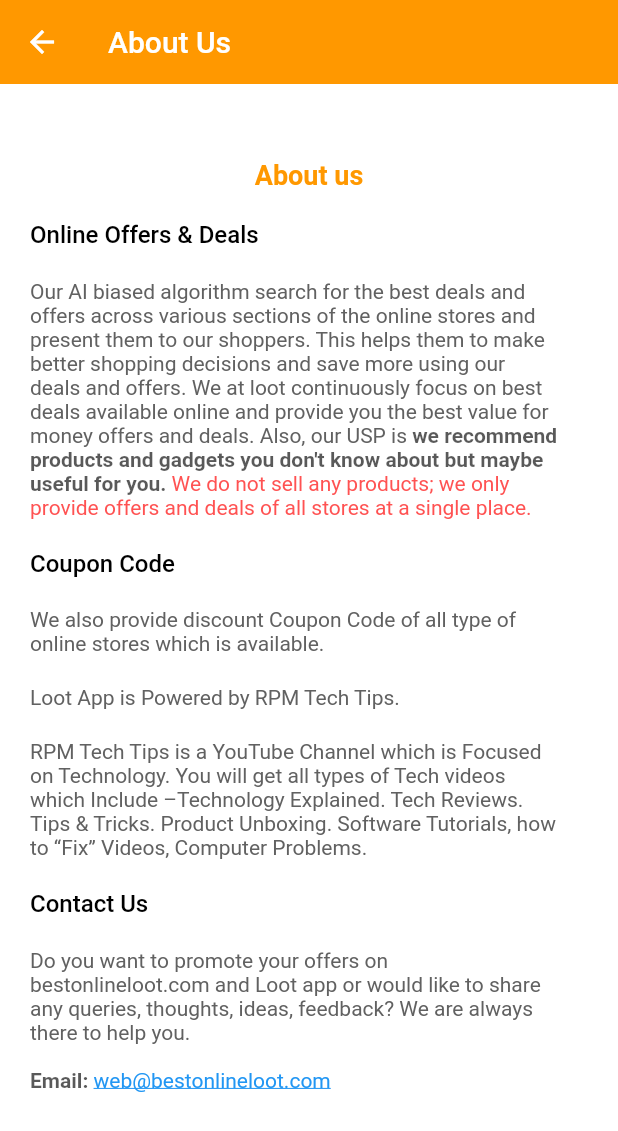
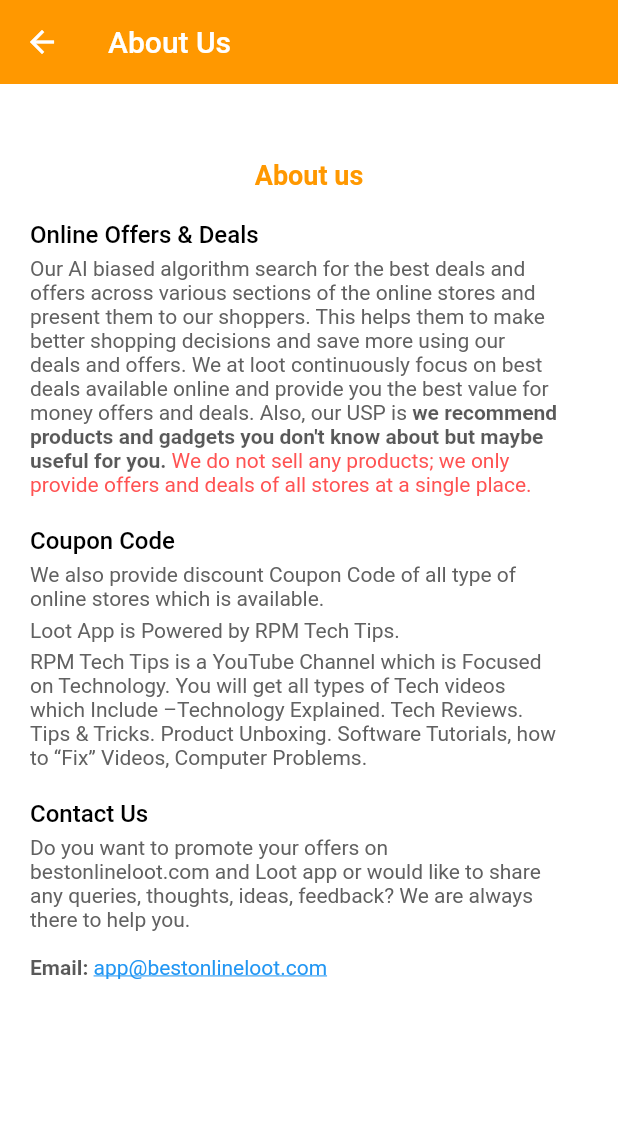
Before and after one commit to SyedBaqar14/Loot-Deals-And-Offers, a Flutter app: the screen it shows after launch, in the side drawer, after a tap on "About Us", on a phone screen of 412 x 824 dp. Shown: the top 1131 px of the screen. Run offline on Flutter 3.47's test engine with Material 2 defaults, Android fonts, the phone set to English and light mode, and no system bars; our stand-ins replace fluttertoast, google_fonts, google_mobile_ads, share_plus, shared_preferences, webview_flutter; network calls fail.

Commit message:
minor UI changes

```diff
--- a/lib/views/about_us/about_us.dart
+++ b/lib/views/about_us/about_us.dart
@@ -44,7 +44,7 @@ class AboutUs extends StatelessWidget {
                       fontSize: 16),
                 )),
                 Padding(
-                  padding: const EdgeInsets.only(top: 20, right: 40, left: 20, bottom: 0),
+                  padding: const EdgeInsets.only(top: 5, right: 40, left: 20, bottom: 0),
                   child: RichText(
                   text: new TextSpan(
                   // Note: Styles for TextSpans must be explicitly defined.
@@ -80,7 +80,7 @@ class AboutUs extends StatelessWidget {
                 )),
             Padding(
                 padding:
-                EdgeInsets.only(top: 20, right: 40, left: 20, bottom: 0),
+                EdgeInsets.only(top: 5, right: 40, left: 20, bottom: 0),
                 child: Text(
                   "We also provide discount Coupon Code of all type of online stores which is available. ",
                   style:  GoogleFonts.roboto(
@@ -88,7 +88,7 @@ class AboutUs extends StatelessWidget {
                 )),
             Padding(
                 padding:
-                EdgeInsets.only(top: 20, right: 40, left: 20, bottom: 0),
+                EdgeInsets.only(top: 5, right: 40, left: 20, bottom: 0),
                 child: Text(
                   "Loot App is Powered by RPM Tech Tips.",
                   style:  GoogleFonts.roboto(
@@ -96,7 +96,7 @@ class AboutUs extends StatelessWidget {
                 )),
             Padding(
                 padding:
-                EdgeInsets.only(top: 20, right: 40, left: 20, bottom: 0),
+                EdgeInsets.only(top: 5, right: 40, left: 20, bottom: 0),
                 child: Text(
                   "RPM Tech Tips is a YouTube Channel which is Focused on Technology. You will get all types of Tech videos which Include –Technology Explained. Tech Reviews. Tips & Tricks. Product Unboxing. Software Tutorials, how to “Fix” Videos, Computer Problems.",
                   style:  GoogleFonts.roboto(
@@ -113,9 +113,9 @@ class AboutUs extends StatelessWidget {
                       fontSize: 16),
                 )),
             Padding(
-              padding: const EdgeInsets.only(top: 20, right: 40, left: 20, bottom: 0),
+              padding: const EdgeInsets.only(top: 5, right: 40, left: 20, bottom: 0),
               child: RichText(
-                text: new TextSpan(
+                text: TextSpan(
                   // Note: Styles for TextSpans must be explicitly defined.
                   // Child text spans will inherit styles from parent
                   style: new TextStyle(
@@ -130,7 +130,7 @@ class AboutUs extends StatelessWidget {
                         style: GoogleFonts.roboto(
                           fontWeight: FontWeight.bold,
                           color: Colors.black.withOpacity(.65),)),
-                    new TextSpan(text: "web@bestonlineloot.com",
+                    new TextSpan(text: "app@bestonlineloot.com",
                         style: GoogleFonts.roboto(
                           color: Colors.blue,
                         decoration: TextDecoration.underline)),
@@ -138,7 +138,7 @@ class AboutUs extends StatelessWidget {
                 ),
               ),
             ),
-            SizedBox(height: 10,)
+            SizedBox(height: 20,)
           ],
         ),
       ),
--- a/lib/views/latest_deals/latest_deals.dart
+++ b/lib/views/latest_deals/latest_deals.dart
@@ -32,7 +32,7 @@ class _LatestOffersState extends State<LatestOffers> {
   bool isLoading = false;
   bool firstFetch = true;
   static bool fetchMoreUpdatedProducts = false;
-  ScrollController _scrollController = new ScrollController();
+  final ScrollController _scrollController = ScrollController();
 
   fetchUpdatedDeals() async {
     await Provider.of<UpdatedOffersProvider>(context, listen: false)
```
Also changed, not shown: lib/views/details_page/deails_page.dart (+21 -22 lines).
